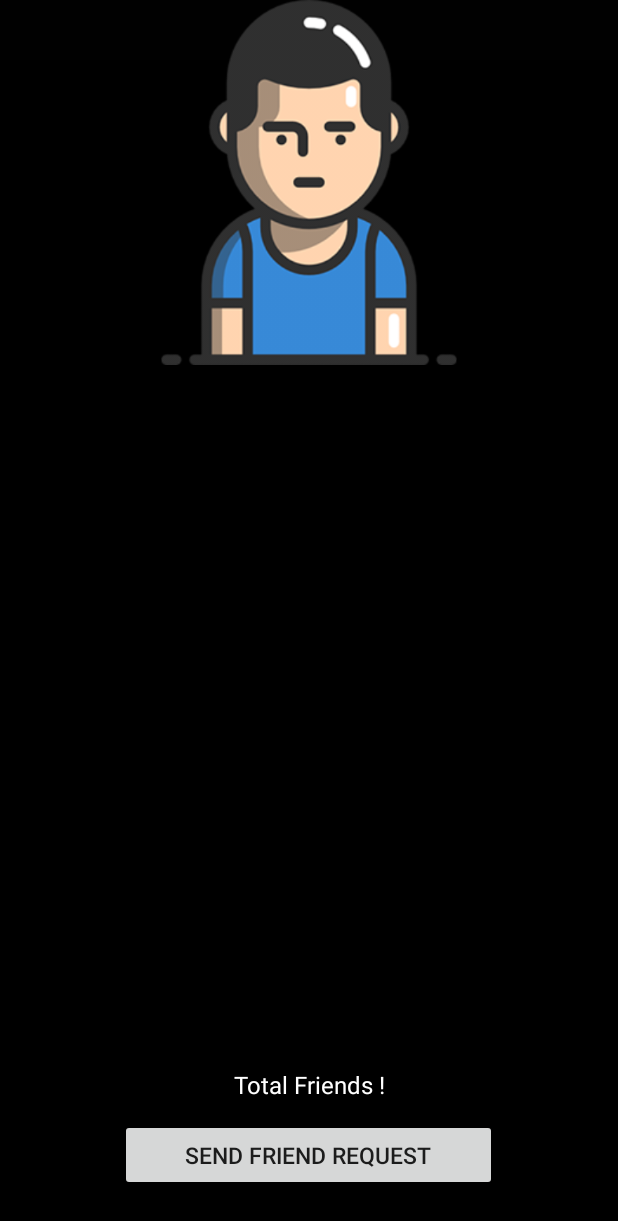
After one commit to MohsanSultan/MooChat, an Android app: the UsersPorfileActivity screen opened directly, with no data from a screen before it, on a phone screen of 412 x 824 dp. The commit adds this screen. Shown: the top 1221 px of the screen. Run offline under Robolectric (Android 15) with nearby library versions, the phone set to English and light mode, and no system bars; our stand-ins replace Firebase (no records; nobody signed in at launch, a user with empty details on screens opened directly), Picasso; 3 statements that could not run were skipped.

Commit message:
09-01-19 (night Work(HOME));

```diff
--- a/app/build.gradle
+++ b/app/build.gradle
@@ -42,6 +42,7 @@ dependencies {
     implementation 'com.theartofdev.edmodo:android-image-cropper:2.4.7'
     implementation 'com.android.support:design:28.0.0'
     implementation 'com.squareup.picasso:picasso:2.71828'
+    implementation 'id.zelory:compressor:2.1.0'
 }
 
 apply plugin: 'com.google.gms.google-services'
--- a/app/src/main/AndroidManifest.xml
+++ b/app/src/main/AndroidManifest.xml
@@ -28,7 +28,8 @@
         <activity
             android:name="com.theartofdev.edmodo.cropper.CropImageActivity"
             android:theme="@style/Base.Theme.AppCompat" />
-        <activity android:name=".AllUsersActivity"></activity>
+        <activity android:name=".AllUsersActivity" />
+        <activity android:name=".UsersPorfileActivity"></activity>
     </application>
 
 </manifest>
--- /dev/null
+++ b/app/src/main/java/com/example/moo_chat/moochat/UsersPorfileActivity.java
@@ -0,0 +1,126 @@
+package com.example.moo_chat.moochat;
+
+import android.app.ProgressDialog;
+import android.support.annotation.NonNull;
+import android.support.v7.app.AppCompatActivity;
+import android.os.Bundle;
+import android.view.View;
+import android.widget.Button;
+import android.widget.ImageView;
+import android.widget.TextView;
+import android.widget.Toast;
+
+import com.google.android.gms.tasks.OnCompleteListener;
+import com.google.android.gms.tasks.Task;
+import com.google.firebase.auth.FirebaseAuth;
+import com.google.firebase.auth.FirebaseUser;
+import com.google.firebase.database.DataSnapshot;
+import com.google.firebase.database.DatabaseError;
+import com.google.firebase.database.DatabaseReference;
+import com.google.firebase.database.FirebaseDatabase;
+import com.google.firebase.database.ValueEventListener;
+import com.squareup.picasso.Picasso;
+
+public class UsersPorfileActivity extends AppCompatActivity implements View.OnClickListener{
+
+    TextView userProfileName , userProfileStatus , userProfileTotalFriends;
+    ImageView userProfileImg;
+    Button sendRequestbtn;
+
+    String friendStatus;
+
+    ProgressDialog pDialog;
+
+    private DatabaseReference myDatabaseRef , myFriendReqDatabase;
+    private FirebaseUser myCurrentUser;
+
+    @Override
+    protected void onCreate(Bundle savedInstanceState) {
+        super.onCreate(savedInstanceState);
+        setContentView(R.layout.activity_users_porfile);
+
+        initFields();
+    }
+
+    private void initFields() {
+
+        friendStatus = "not_friend";
+
+        pDialog = new ProgressDialog(this);
+        pDialog.setTitle("Loading User !");
+        pDialog.setMessage("Please Wait...");
+        pDialog.setCanceledOnTouchOutside(false);
+        pDialog.show();
+
+        String userId = getIntent().getStringExtra("user_data");
+
+        myDatabaseRef = FirebaseDatabase.getInstance().getReference().child("Users").child(userId);
+        myFriendReqDatabase = FirebaseDatabase.getInstance().getReference().child("friend_req");
+        myCurrentUser = FirebaseAuth.getInstance().getCurrentUser();
+
+        userProfileName = findViewById(R.id.user_profile_name);
+        userProfileStatus = findViewById(R.id.user_profile_status);
+        userProfileTotalFriends = findViewById(R.id.user_profile_total_friends);
+        userProfileImg = findViewById(R.id.user_profile_img);
+
+        sendRequestbtn = findViewById(R.id.profile_send_req_btn);
+        sendRequestbtn.setOnClickListener(this);
+
+        myDatabaseRef.addValueEventListener(new ValueEventListener() {
+            @Override
+            public void onDataChange(DataSnapshot dataSnapshot) {
+
+                String userName = dataSnapshot.child("name").getValue().toString();
+                String userStatus = dataSnapshot.child("status").getValue().toString();
+                String userImage = dataSnapshot.child("image").getValue().toString();
+
+                userProfileName.setText(userName);
+                userProfileStatus.setText(userStatus);
+                Picasso.get().load(userImage).placeholder(R.drawable.user_avatar).into(userProfileImg);
+                pDialog.dismiss();
+
+            }
+
+            @Override
+            public void onCancelled(DatabaseError databaseError) {
+
+            }
+        });
+
+    }
+
+    @Override
+    public void onClick(View view) {
+
+        switch (view.getId()) {
+            //Send request Button
+            case R.id.profile_send_req_btn:
+                String userId = getIntent().getStringExtra("user_data");
+
+                if (friendStatus.equals("not_friend")){
+
+                    myFriendReqDatabase.child(myCurrentUser.getUid()).child(userId).child("request_type").setValue("sent").addOnCompleteListener(new OnCompleteListener<Void>() {
+                        @Override
+                        public void onComplete(@NonNull Task<Void> task) {
+
+                            if (task.isSuccessful()){
+                                myFriendReqDatabase.child(userId).child(myCurrentUser.getUid()).child("request_type")
+                                .setValue("recieved").addOnCompleteListener(new OnCompleteListener<Void>() {
+                                    @Override
+                                    public void onComplete(@NonNull Task<Void> task) {
+                                        Toast.makeText(UsersPorfileActivity.this, "Sent", Toast.LENGTH_SHORT).show();
+
+                                    }
+                                });
+                            }else {
+                                Toast.makeText(UsersPorfileActivity.this, "Some Errror", Toast.LENGTH_SHORT).show();
+
+                            }
+                        }
+                    });
+                }
+
+                break;
+        }
+    }
+}
--- /dev/null
+++ b/app/src/main/res/layout/activity_users_porfile.xml
@@ -0,0 +1,68 @@
+<?xml version="1.0" encoding="utf-8"?>
+<RelativeLayout xmlns:android="http://schemas.android.com/apk/res/android"
+    xmlns:app="http://schemas.android.com/apk/res-auto"
+    xmlns:tools="http://schemas.android.com/tools"
+    android:layout_width="match_parent"
+    android:layout_height="match_parent"
+    android:background="@android:color/black"
+    tools:context=".UsersPorfileActivity">
+
+    <include
+        android:id="@+id/user_profile_page_toolbar"
+        layout="@layout/app_bar_layout" />
+
+    <ImageView
+        android:id="@+id/user_profile_img"
+        android:layout_width="match_parent"
+        android:layout_height="243dp"
+        android:layout_alignParentTop="true"
+        android:layout_below="@+id/user_profile_page_toolbar"
+        android:layout_centerHorizontal="true"
+        app:srcCompat="@drawable/user_avatar" />
+
+    <TextView
+        android:id="@+id/user_profile_name"
+        android:layout_width="match_parent"
+        android:layout_height="43dp"
+        android:layout_centerInParent="true"
+        android:text="Name"
+        android:textAlignment="center"
+        android:textColor="@android:color/white"
+        android:textSize="20sp" />
+
+    <TextView
+        android:id="@+id/user_profile_status"
+        android:layout_width="match_parent"
+        android:layout_height="47dp"
+        android:layout_alignParentStart="true"
+        android:layout_below="@+id/user_profile_name"
+        android:text="Status !"
+        android:textAlignment="center"
+        android:textColor="@android:color/white"
+        android:textSize="14sp" />
+
+    <TextView
+        android:id="@+id/user_profile_total_friends"
+        android:layout_width="248dp"
+        android:layout_height="34dp"
+        android:layout_alignParentBottom="true"
+        android:layout_centerHorizontal="true"
+        android:layout_marginBottom="78dp"
+        android:text="Total Friends !"
+        android:textAlignment="center"
+        android:textColor="@android:color/white"
+        android:textSize="16sp" />
+
+    <Button
+        android:id="@+id/profile_send_req_btn"
+        android:layout_width="251dp"
+        android:layout_height="wrap_content"
+        android:layout_below="@+id/user_profile_total_friends"
+        android:layout_centerHorizontal="true"
+        android:layout_marginTop="-78dp"
+        android:text="Send Friend Request"
+        android:textAlignment="center"
+        android:textSize="15sp" />
+
+
+</RelativeLayout>
```
Also changed, not shown: app/src/main/java/com/example/moo_chat/moochat/AllUsers.java (+13 -0 lines), app/src/main/java/com/example/moo_chat/moochat/AllUsersActivity.java (+20 -2 lines), app/src/main/java/com/example/moo_chat/moochat/UserSettingActivity.java (+60 -10 lines), app/src/main/java/com/example/moo_chat/moochat/UsersViewHolderClass.java (+16 -2 lines), app/src/main/res/layout/activity_all_users.xml (+6 -6 lines), app/src/main/res/layout/single_user_view_layout.xml (+4 -8 lines).
